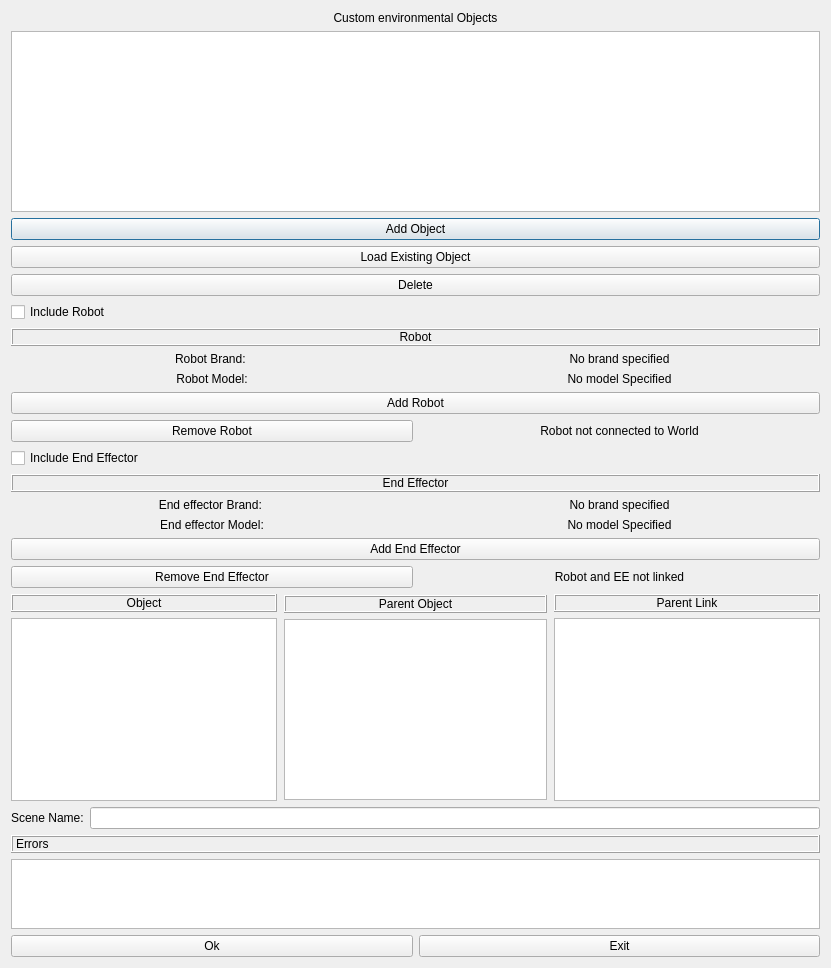
Before: the Qt Designer form workcell_builder/workcell_builder/gui/addscene.ui in Mukaram01/Easy_Manipulator_Improved, drawn with Qt 5.
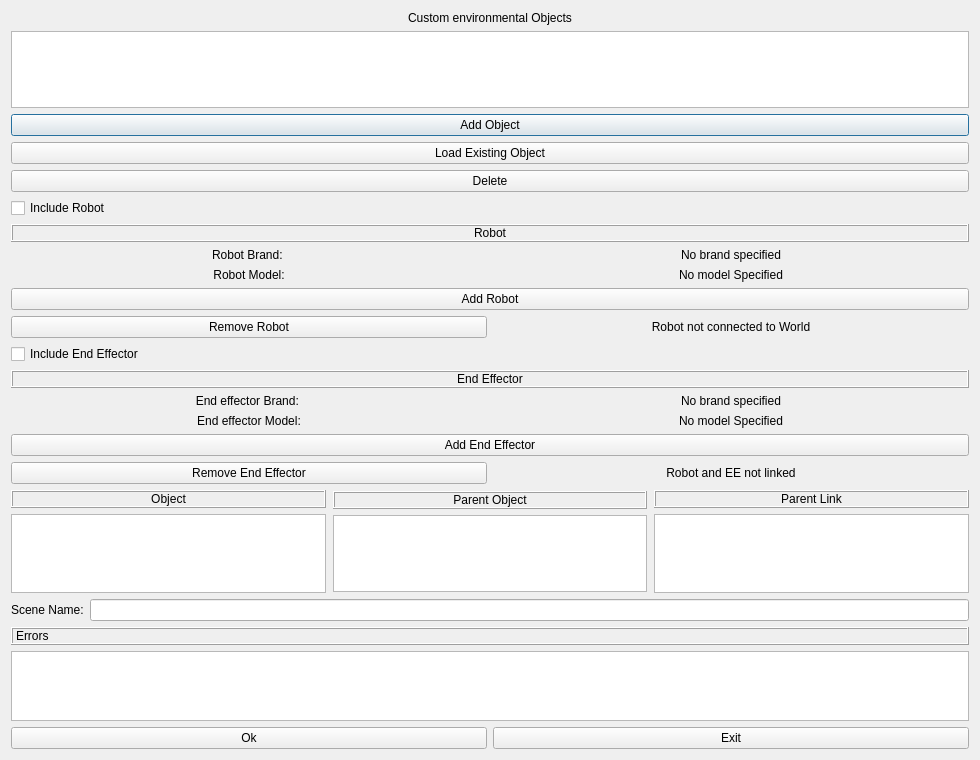
After: the same form once the commit is applied.

```diff
--- a/workcell_builder/workcell_builder/gui/addscene.ui
+++ b/workcell_builder/workcell_builder/gui/addscene.ui
@@ -6,8 +6,8 @@
    <rect>
     <x>0</x>
     <y>0</y>
-    <width>831</width>
-    <height>968</height>
+    <width>980</width>
+    <height>760</height>
    </rect>
   </property>
   <property name="windowTitle">
```
